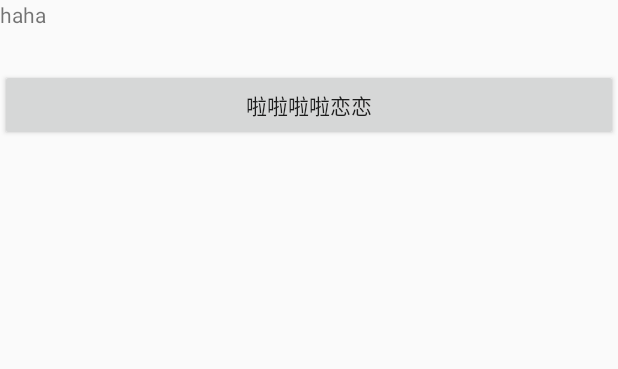
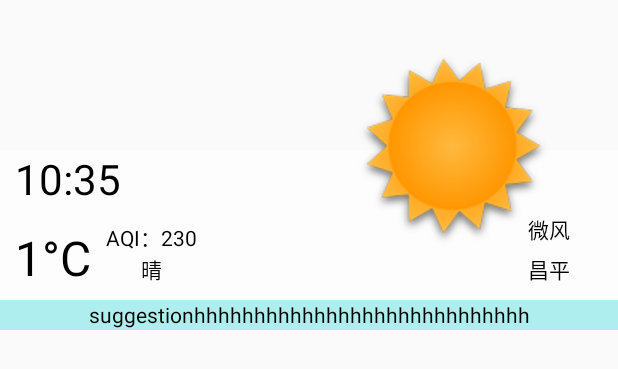
Before and after one commit to gaohailong/Weather, an Android app: the layout weather_widget.xml on its own in the app's theme, with its tools: preview values and no code run, on a phone screen of 412 x 824 dp. Shown: the top 369 px of the screen. Run offline under Robolectric (Android 15) with nearby library versions, the phone set to English and light mode, and no system bars.

Commit message:
weather_widget上传

```diff
--- a/app/src/main/res/layout/weather_widget.xml
+++ b/app/src/main/res/layout/weather_widget.xml
@@ -1,18 +1,141 @@
 <?xml version="1.0" encoding="utf-8"?>
 <LinearLayout xmlns:android="http://schemas.android.com/apk/res/android"
+    xmlns:app="http://schemas.android.com/apk/res-auto"
     android:orientation="vertical" android:layout_width="match_parent"
     android:layout_height="wrap_content"
     android:weightSum="1">
 
+
+    <RelativeLayout
+        android:id="@+id/widget_rela"
+        android:layout_width="match_parent"
+        android:layout_height="200dp">
+        <LinearLayout
+            android:orientation="vertical"
+            android:layout_width="match_parent"
+            android:layout_height="100dp"
+            android:layout_alignParentBottom="true"
+            android:background="#99ffffff"
+            >
+
+            <LinearLayout
+                android:layout_width="match_parent"
+                android:layout_height="wrap_content"
+                android:layout_alignParentBottom="true"
+                android:orientation="vertical">
+                <TextView
+                    android:text="10:35"
+                    android:layout_width="match_parent"
+                    android:layout_height="wrap_content"
+                    android:id="@+id/widget_time"
+                    android:textSize="28sp"
+                    android:textColor="@color/black"
+                    android:layout_marginLeft="10dp"/>
+
+            </LinearLayout>
+
+            <LinearLayout
+                android:orientation="horizontal"
+                android:layout_width="match_parent"
+                android:layout_height="match_parent"
+                android:layout_marginLeft="10dp">
+
+                <TextView
+                    android:text="1°C"
+                    android:layout_marginTop="5dp"
+                    android:layout_width="wrap_content"
+                    android:layout_height="match_parent"
+                    android:id="@+id/widget_temp"
+                    android:textSize="32sp"
+                    android:textColor="@color/black"
+                    android:gravity="center"
+                    android:layout_alignParentStart="true" />
+                <LinearLayout
+                    android:layout_width="wrap_content"
+                    android:layout_height="match_parent"
+                    android:orientation="vertical"
+                    android:gravity="center"
+                    android:layout_marginLeft="10dp">
+                    <TextView
+                        android:id="@+id/widget_aqi"
+                        android:layout_width="wrap_content"
+                        android:layout_height="wrap_content"
+                        android:text="AQI：230"
+                        android:textColor="@color/black"
+
+                        />
+                    <TextView
+                        android:id="@+id/widget_cond"
+                        android:layout_width="wrap_content"
+                        android:layout_height="wrap_content"
+                        android:text="晴"
+                        android:textColor="@color/black"
+                        />
+                </LinearLayout>
+            </LinearLayout>
+
+        </LinearLayout>
+
+        <ImageView
+            android:layout_width="wrap_content"
+            android:layout_height="wrap_content"
+            android:layout_centerVertical="true"
+            android:layout_alignParentEnd="true"
+            android:layout_marginEnd="45dp"
+            android:id="@+id/widget_img"
+            android:src="@drawable/widget_sunny"/>
+
+        <RelativeLayout
+            android:layout_width="60dp"
+            android:layout_height="wrap_content"
+            android:layout_alignParentBottom="true"
+            android:layout_alignParentEnd="true"
+            android:layout_marginBottom="10dp"
+            >
+
+            <TextView
+                android:text="微风"
+                android:layout_width="match_parent"
+                android:layout_height="wrap_content"
+                android:id="@+id/widget_wind"
+                android:layout_weight="1"
+                android:textColor="@color/black"
+                />
+
+            <TextView
+                android:text="昌平"
+                android:layout_marginTop="5dp"
+                android:layout_width="match_parent"
+                android:layout_height="wrap_content"
+                android:id="@+id/widget_city"
+                android:layout_below="@+id/widget_wind"
+                android:textColor="@color/black"
+                android:layout_alignParentStart="true" />
+        </RelativeLayout>
+
+    </RelativeLayout>
     <TextView
-        android:text="haha"
-        android:layout_width="258dp"
-        android:layout_height="46dp"
-        android:id="@+id/textView" />
+        android:text="suggestionhhhhhhhhhhhhhhhhhhhhhhhhhhhh"
+        android:layout_width="match_parent"
+        android:layout_height="20dp"
+        android:id="@+id/widget_suggestion"
+        android:gravity="center"
+        android:textColor="@color/black"
+        android:background="@color/paleturquoise"
+        android:ellipsize="marquee"
+        android:marqueeRepeatLimit="marquee_forever"
+        android:focusable="true"
+        android:singleLine="true"
+        android:duplicateParentState="false"
+        android:focusableInTouchMode="true">
+        <requestFocus
+            android:focusable="true"
+            android:duplicateParentState="false"
+            android:focusableInTouchMode="true"/>
+    </TextView>
 
-    <Button
-        android:text="啦啦啦啦恋恋"
-    android:layout_width="match_parent"
-    android:layout_height="wrap_content"
-    android:id="@+id/button" />
+
+
+
+
 </LinearLayout>
--- a/app/src/main/res/xml/cofig_widget.xml
+++ b/app/src/main/res/xml/cofig_widget.xml
@@ -1,8 +1,8 @@
 <?xml version="1.0" encoding="utf-8"?>
 <appwidget-provider xmlns:android="http://schemas.android.com/apk/res/android"
     android:initialLayout="@layout/weather_widget"
-    android:minWidth="80dp"
-    android:minHeight="50dp"
+    android:minWidth="400dp"
+    android:minHeight="400dp"
     android:updatePeriodMillis="86400000">
 
 </appwidget-provider>
```
Also changed, not shown: app/src/main/java/com/example/buiderdream/weathor/service/WeatherService.java (+68 -5 lines), app/src/main/res/drawable/widget_cloudy.png (added), app/src/main/res/drawable/widget_fog.png (added), app/src/main/res/drawable/widget_rain.png (added), app/src/main/res/drawable/widget_snow.png (added), app/src/main/res/drawable/widget_sunny.png (added).
